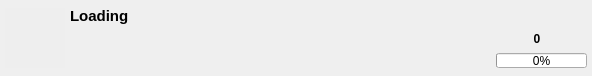
The window that src/ui/DownloadItem.ui (gyuha/wolf-catcher) describes before a commit, drawn with Qt 5.
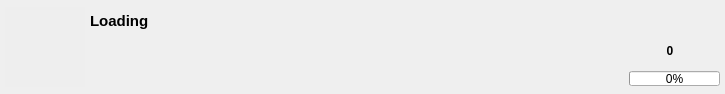
The same window after the commit. Icons and pictures are not drawn.

```diff
--- a/src/ui/DownloadItem.ui
+++ b/src/ui/DownloadItem.ui
@@ -6,8 +6,8 @@
    <rect>
     <x>0</x>
     <y>0</y>
-    <width>592</width>
-    <height>70</height>
+    <width>725</width>
+    <height>94</height>
    </rect>
   </property>
   <property name="windowTitle">
@@ -36,14 +36,14 @@
     <widget class="QLabel" name="image_label">
      <property name="minimumSize">
       <size>
-       <width>60</width>
-       <height>60</height>
+       <width>80</width>
+       <height>80</height>
       </size>
      </property>
      <property name="maximumSize">
       <size>
-       <width>60</width>
-       <height>60</height>
+       <width>80</width>
+       <height>80</height>
       </size>
      </property>
      <property name="autoFillBackground">
@@ -61,6 +61,9 @@
    </item>
    <item>
     <layout class="QVBoxLayout" name="verticalLayout">
+     <property name="topMargin">
+      <number>5</number>
+     </property>
      <item>
       <layout class="QHBoxLayout" name="horizontalLayout_2">
        <item>
@@ -74,6 +77,9 @@
          <property name="text">
           <string>Loading</string>
          </property>
+         <property name="wordWrap">
+          <bool>true</bool>
+         </property>
         </widget>
        </item>
        <item>
@@ -155,7 +161,7 @@
           <string notr="true">color: #777777;</string>
          </property>
          <property name="text">
-          <string>               </string>
+          <string/>
          </property>
         </widget>
        </item>
```
